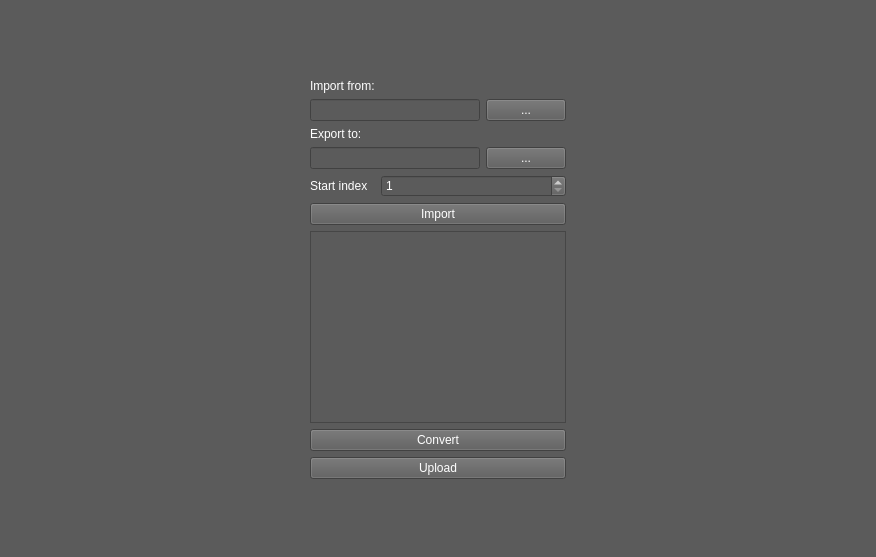
This is trunk/src/edr/src/plugins/dicomImporter/ui/dicomSource.ui in mk4me/hm-mde-one as Qt 5 draws it before an edit. The edited form follows.
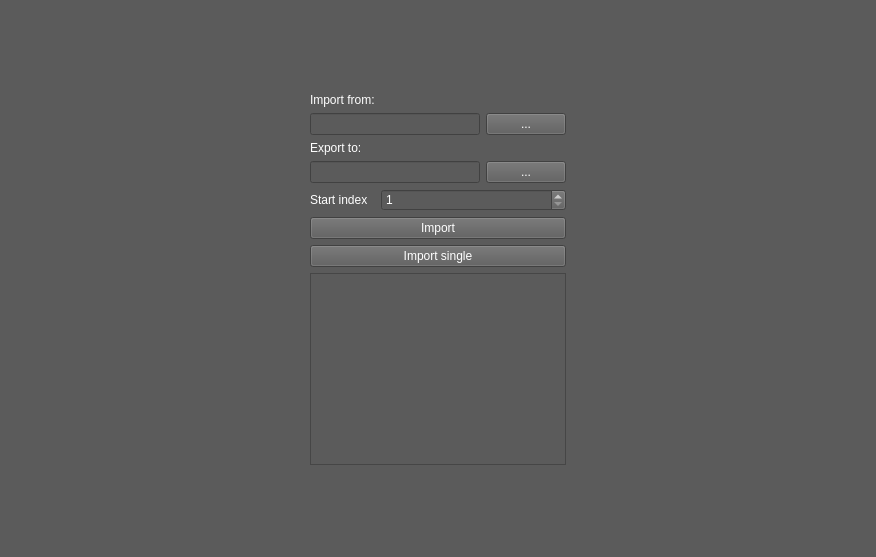
This is the edited form.

The edit to the form file:
```diff
--- a/trunk/src/edr/src/plugins/dicomImporter/ui/dicomSource.ui
+++ b/trunk/src/edr/src/plugins/dicomImporter/ui/dicomSource.ui
@@ -139,20 +139,13 @@
            </property>
           </widget>
          </item>
-         <item row="8" column="0" colspan="2">
-          <widget class="QTableView" name="tableView"/>
-         </item>
          <item row="9" column="0" colspan="2">
-          <widget class="QPushButton" name="convertButton">
-           <property name="text">
-            <string>Convert</string>
-           </property>
-          </widget>
+          <widget class="QTableView" name="tableView"/>
          </item>
-         <item row="10" column="0" colspan="2">
-          <widget class="QPushButton" name="uploadButton">
+         <item row="8" column="0" colspan="2">
+          <widget class="QPushButton" name="importSingleButton">
            <property name="text">
-            <string>Upload</string>
+            <string>Import single</string>
            </property>
           </widget>
          </item>
```
Left out of the diff: 22 changed lines with no effect on the pictures.
